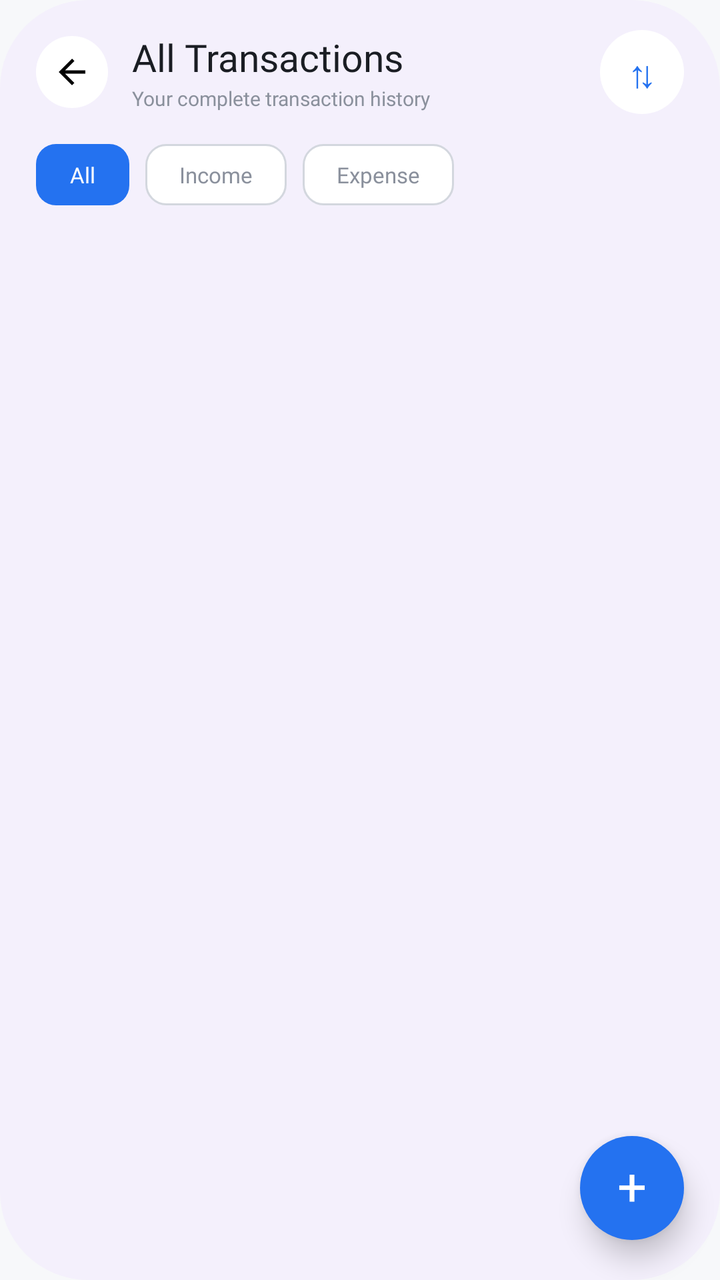
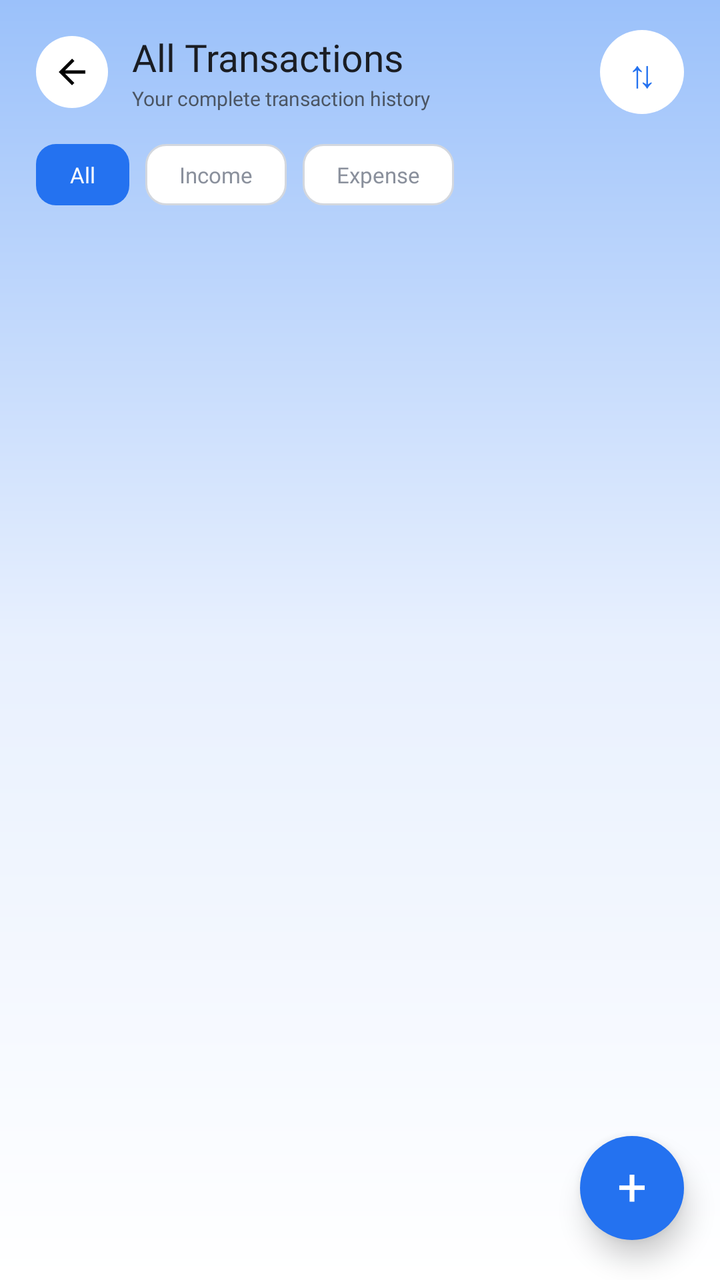

Compare the two renders of this Android layout. The source of the first and the diff that turns it into the second are given below.
<!-- AndroidManifest.xml: application theme Theme.ExpenceAndBudgetTracker -->
<!-- res/layout/activity_all_transactions.xml -->
<?xml version="1.0" encoding="utf-8"?>
<androidx.constraintlayout.widget.ConstraintLayout
    android:id="@+id/transactionRoot"
    xmlns:android="http://schemas.android.com/apk/res/android"
    xmlns:app="http://schemas.android.com/apk/res-auto"
    xmlns:tools="http://schemas.android.com/tools"
    android:layout_width="match_parent"
    android:layout_height="match_parent"
    android:background="@drawable/bg_phone_gradient">


    
    
    
    <LinearLayout
        android:id="@+id/topBar"
        android:layout_width="0dp"
        android:layout_height="72dp"
        android:orientation="horizontal"
        android:gravity="center_vertical"
        android:paddingHorizontal="18dp"
        app:layout_constraintTop_toTopOf="parent"
        app:layout_constraintStart_toStartOf="parent"
        app:layout_constraintEnd_toEndOf="parent">

        

        <include
            android:id="@+id/btnBack"
            layout="@layout/view_back_button"
            android:layout_width="36dp"
            android:layout_height="36dp" />


        

        <LinearLayout
            android:layout_width="0dp"
            android:layout_height="wrap_content"
            android:layout_weight="1"
            android:orientation="vertical"
            android:layout_marginStart="12dp">

            <TextView
                android:id="@+id/tvPageTitle"
                android:layout_width="wrap_content"
                android:layout_height="wrap_content"
                android:text="All Transactions"
                android:fontFamily="@font/dosis_extrabold"
                android:textColor="@color/neutral_900"
                android:textSize="19sp" />

            <TextView
                android:id="@+id/tvPageSubtitle"
                android:layout_width="wrap_content"
                android:layout_height="wrap_content"
                android:layout_marginTop="1dp"
                android:text="Your complete transaction history"
                android:fontFamily="@font/molengo_regular"
                android:textColor="@color/neutral_500"
                android:textSize="10sp" />

        </LinearLayout>


        

        <TextView
            android:id="@+id/btnFilterSort"
            android:layout_width="42dp"
            android:layout_height="42dp"
            android:background="@drawable/circle_bg_white"
            android:gravity="center"
            android:text="⇅"
            android:fontFamily="@font/dosis_bold"
            android:textColor="@color/primary_500"
            android:textSize="19sp"
            android:clickable="true"
            android:focusable="true"
            android:contentDescription="Filter and sort" />

    </LinearLayout>


    
    
    

    <HorizontalScrollView
        android:id="@+id/filterScroll"
        android:layout_width="0dp"
        android:layout_height="wrap_content"
        android:scrollbars="none"
        android:paddingStart="18dp"
        android:paddingEnd="18dp"
        android:clipToPadding="false"
        app:layout_constraintTop_toBottomOf="@id/topBar"
        app:layout_constraintStart_toStartOf="parent"
        app:layout_constraintEnd_toEndOf="parent">

        <LinearLayout
            android:layout_width="wrap_content"
            android:layout_height="wrap_content"
            android:orientation="horizontal"
            android:paddingBottom="14dp">

            
            <TextView
                android:id="@+id/filterAll"
                android:layout_width="wrap_content"
                android:layout_height="wrap_content"
                android:background="@drawable/bg_filter_selected"
                android:paddingHorizontal="17dp"
                android:paddingVertical="8dp"
                android:text="All"
                android:fontFamily="@font/dosis_semibold"
                android:textColor="@color/neutral_0"
                android:textSize="11sp"
                android:clickable="true"
                android:focusable="true" />

            
            <TextView
                android:id="@+id/filterIncome"
                android:layout_width="wrap_content"
                android:layout_height="wrap_content"
                android:layout_marginStart="8dp"
                android:background="@drawable/bg_filter_unselected"
                android:paddingHorizontal="17dp"
                android:paddingVertical="8dp"
                android:text="Income"
                android:fontFamily="@font/dosis_semibold"
                android:textColor="@color/neutral_500"
                android:textSize="11sp"
                android:clickable="true"
                android:focusable="true" />

            
            <TextView
                android:id="@+id/filterExpense"
                android:layout_width="wrap_content"
                android:layout_height="wrap_content"
                android:layout_marginStart="8dp"
                android:background="@drawable/bg_filter_unselected"
                android:paddingHorizontal="17dp"
                android:paddingVertical="8dp"
                android:text="Expense"
                android:fontFamily="@font/dosis_semibold"
                android:textColor="@color/neutral_500"
                android:textSize="11sp"
                android:clickable="true"
                android:focusable="true" />

        </LinearLayout>

    </HorizontalScrollView>


    
    
    

    <androidx.recyclerview.widget.RecyclerView
        android:id="@+id/rvAllTransactions"
        android:layout_width="0dp"
        android:layout_height="0dp"
        android:clipToPadding="false"
        android:paddingStart="18dp"
        android:paddingEnd="18dp"
        android:paddingBottom="95dp"
        android:scrollbars="vertical"
        app:layout_constraintTop_toBottomOf="@id/filterScroll"
        app:layout_constraintBottom_toBottomOf="parent"
        app:layout_constraintStart_toStartOf="parent"
        app:layout_constraintEnd_toEndOf="parent"
        tools:listitem="@layout/item_transaction_row" />


    
    
    

    <LinearLayout
        android:id="@+id/emptyState"
        android:layout_width="wrap_content"
        android:layout_height="wrap_content"
        android:orientation="vertical"
        android:gravity="center"
        android:visibility="gone"
        app:layout_constraintTop_toBottomOf="@id/filterScroll"
        app:layout_constraintBottom_toBottomOf="parent"
        app:layout_constraintStart_toStartOf="parent"
        app:layout_constraintEnd_toEndOf="parent">

        <TextView
            android:layout_width="52dp"
            android:layout_height="52dp"
            android:background="@drawable/bg_action_circle"
            android:gravity="center"
            android:text="+"
            android:fontFamily="@font/dosis_extrabold"
            android:textColor="@color/primary_500"
            android:textSize="24sp" />

        <TextView
            android:id="@+id/tvEmptyTitle"
            android:layout_width="wrap_content"
            android:layout_height="wrap_content"
            android:layout_marginTop="12dp"
            android:text="No transactions yet"
            android:fontFamily="@font/dosis_semibold"
            android:textColor="@color/neutral_900"
            android:textSize="16sp" />

        <TextView
            android:id="@+id/tvEmptyMessage"
            android:layout_width="wrap_content"
            android:layout_height="wrap_content"
            android:layout_marginTop="4dp"
            android:text="Your transactions will appear here."
            android:fontFamily="@font/molengo_regular"
            android:textColor="@color/neutral_500"
            android:textSize="11sp" />

    </LinearLayout>


    
    
    

    <TextView
        android:id="@+id/fabAddTransaction"
        android:layout_width="52dp"
        android:layout_height="52dp"
        android:layout_marginEnd="18dp"
        android:layout_marginBottom="20dp"
        android:background="@drawable/bg_fab_add"
        android:elevation="8dp"
        android:gravity="center"
        android:text="+"
        android:fontFamily="@font/dosis_extrabold"
        android:textColor="@color/neutral_0"
        android:textSize="26sp"
        android:includeFontPadding="false"
        android:clickable="true"
        android:focusable="true"
        android:contentDescription="Add transaction"
        app:layout_constraintBottom_toBottomOf="parent"
        app:layout_constraintEnd_toEndOf="parent" />


</androidx.constraintlayout.widget.ConstraintLayout>
<!-- res/layout/view_back_button.xml (included above) -->
<?xml version="1.0" encoding="utf-8"?>
<ImageView xmlns:android="http://schemas.android.com/apk/res/android"
    android:id="@+id/btnBack"
    android:layout_width="36dp"
    android:layout_height="36dp"
    android:padding="8dp"
    android:background="@drawable/circle_bg_white"
    android:src="@drawable/baseline_arrow_back_24"
    android:contentDescription="Back"
    android:clickable="true"
    android:focusable="true" />
<!-- res/layout/item_transaction_row.xml (included above) -->
<?xml version="1.0" encoding="utf-8"?>
<LinearLayout
    xmlns:android="http://schemas.android.com/apk/res/android"
    android:layout_width="match_parent"
    android:layout_height="wrap_content"
    android:orientation="horizontal"
    android:gravity="center_vertical"
    android:background="@drawable/bg_expense_row"

    android:padding="10dp"
    android:layout_marginBottom="10dp">

    <ImageView
        android:id="@+id/tvCategoryIcon"
        android:layout_width="42dp"
        android:layout_height="42dp"
        android:background="@drawable/bg_recent_transaction_icon"
        android:padding="10dp"
        android:scaleType="fitCenter"
        android:contentDescription="Category icon" />

    <LinearLayout
        android:layout_width="0dp"
        android:layout_height="wrap_content"
        android:layout_weight="1"
        android:orientation="vertical"
        android:layout_marginStart="12dp">

        <TextView
            android:id="@+id/tvTxnTitle"
            android:layout_width="wrap_content"
            android:layout_height="wrap_content"
            android:text="Groceries"
            android:fontFamily="@font/dosis_semibold"
            android:textColor="@color/neutral_900"
            android:textSize="14sp" />

        <TextView
            android:id="@+id/tvTxnSubtitle"
            android:layout_width="wrap_content"
            android:layout_height="wrap_content"
            android:text="via Cash"
            android:fontFamily="@font/molengo_regular"
            android:textColor="@color/neutral_500"
            android:textSize="11sp"
            android:layout_marginTop="1dp" />

    </LinearLayout>

    <TextView
        android:id="@+id/tvTxnAmount"
        android:layout_width="wrap_content"
        android:layout_height="wrap_content"
        android:text="-$50.00"
        android:textSize="14sp" />

</LinearLayout>
<!-- resources referenced by this layout -->
<resources>
  <color name="neutral_0">#FFFFFF</color>
  <color name="neutral_500">#8A909C</color>
  <color name="neutral_900">#1A1D23</color>
  <color name="primary_500">#2472F0</color>
  <!-- drawable baseline_arrow_back_24 (drawable) -->
  <vector xmlns:android="http://schemas.android.com/apk/res/android" android:autoMirrored="true" android:height="24dp" android:tint="#000000" android:viewportHeight="24" android:viewportWidth="24" android:width="24dp">
        
      <path android:fillColor="@android:color/black" android:pathData="M20,11H7.83l5.59,-5.59L12,4l-8,8 8,8 1.41,-1.41L7.83,13H20v-2z"/>
      
  </vector>
  <!-- drawable bg_action_circle (drawable) -->
  <?xml version="1.0" encoding="utf-8"?>
  <shape xmlns:android="http://schemas.android.com/apk/res/android" android:shape="oval">
      <solid android:color="@color/action_circle_bg" />
  </shape>
  <!-- drawable bg_expense_row (drawable) -->
  <?xml version="1.0" encoding="utf-8"?>
  <shape xmlns:android="http://schemas.android.com/apk/res/android" android:shape="rectangle">
      <solid android:color="@color/neutral_0" />
      <corners android:radius="16dp" />
  </shape>
  <!-- drawable bg_fab_add (drawable) -->
  <?xml version="1.0" encoding="utf-8"?>
  <shape xmlns:android="http://schemas.android.com/apk/res/android" android:shape="oval">
      <solid android:color="@color/primary_500" />
  </shape>
  <!-- drawable bg_filter_selected (drawable) -->
  <?xml version="1.0" encoding="utf-8"?>
  <shape xmlns:android="http://schemas.android.com/apk/res/android"
      android:shape="rectangle">
  
      <solid
          android:color="@color/primary_500" />
  
      <corners
          android:radius="10dp" />
  
  </shape>
  <!-- drawable bg_filter_unselected (drawable) -->
  <?xml version="1.0" encoding="utf-8"?>
  <shape xmlns:android="http://schemas.android.com/apk/res/android"
      android:shape="rectangle">
  
      <solid
          android:color="@color/neutral_0" />
  
      <stroke
          android:width="1dp"
          android:color="@color/neutral_300" />
  
      <corners
          android:radius="10dp" />
  
  </shape>
  <!-- drawable bg_phone_gradient (drawable) -->
  <?xml version="1.0" encoding="utf-8"?>
  <shape xmlns:android="http://schemas.android.com/apk/res/android"
      android:shape="rectangle">
      <solid android:color="#F4F0FC" />
      <corners android:radius="44dp" />
  </shape>
  <!-- drawable bg_recent_transaction_icon (drawable) -->
  <?xml version="1.0" encoding="utf-8"?>
  <shape xmlns:android="http://schemas.android.com/apk/res/android"
      android:shape="rectangle">
  
      
      <solid android:color="@color/primary_50" />
  
      
      <corners
          android:radius="10dp" />
  
  </shape>
  <!-- drawable circle_bg_white (drawable) -->
  <?xml version="1.0" encoding="utf-8"?>
  <shape xmlns:android="http://schemas.android.com/apk/res/android"
      android:shape="oval">
  
      <solid android:color="@color/neutral_0" />
  
  </shape>
  <color name="action_circle_bg">#F2EEFB</color>
  <color name="neutral_300">#D3D7DE</color>
  <color name="primary_50">#E8F0FE</color>
  <color name="primary_100">#C2D9FC</color>
  <color name="primary_900">#082456</color>
  <color name="accent_500">#FFA800</color>
  <color name="accent_100">#FFE9C2</color>
  <color name="accent_700">#CC8600</color>
  <color name="expense_red">#E5484D</color>
  <color name="background_light">@color/neutral_50</color>
  <color name="surface_light">@color/neutral_0</color>
  <color name="text_primary_light">@color/neutral_900</color>
  <color name="text_secondary_light">@color/neutral_700</color>
  <color name="primary_700">#1447A8</color>
  <color name="neutral_50">#F7F8FA</color>
  <color name="neutral_700">#4B5563</color>
  <!-- unchanged entries left out for length: 1 -->
</resources>

<!-- the commit's change to res/layout/activity_all_transactions.xml (unified diff, before → after) -->
@@ -6,7 +6,8 @@
     xmlns:tools="http://schemas.android.com/tools"
     android:layout_width="match_parent"
     android:layout_height="match_parent"
-    android:background="@drawable/bg_phone_gradient">
+    android:background="@drawable/gradient_header_bg"
+    >
 
 
     
@@ -57,7 +58,7 @@
                 android:layout_marginTop="1dp"
                 android:text="Your complete transaction history"
                 android:fontFamily="@font/molengo_regular"
-                android:textColor="@color/neutral_500"
+                android:textColor="@color/neutral_700"
                 android:textSize="10sp" />
 
         </LinearLayout>
@@ -272,12 +273,13 @@
     android:orientation="horizontal"
     android:gravity="center_vertical"
     android:background="@drawable/bg_expense_row"
-
     android:padding="10dp"
     android:layout_marginBottom="10dp">
 
+    
+
     <ImageView
-        android:id="@+id/tvCategoryIcon"
+        android:id="@+id/ivCategoryIcon"
         android:layout_width="42dp"
         android:layout_height="42dp"
         android:background="@drawable/bg_recent_transaction_icon"
@@ -285,6 +287,9 @@
         android:scaleType="fitCenter"
         android:contentDescription="Category icon" />
 
+
+    
+
     <LinearLayout
         android:layout_width="0dp"
         android:layout_height="wrap_content"
@@ -313,6 +318,9 @@
 
     </LinearLayout>
 
+
+    
+
     <TextView
         android:id="@+id/tvTxnAmount"
         android:layout_width="wrap_content"
@@ -320,4 +328,20 @@
         android:text="-$50.00"
         android:textSize="14sp" />
 
+
+    
+
+    <TextView
+        android:id="@+id/btnTransactionMore"
+        android:layout_width="36dp"
+        android:layout_height="42dp"
+        android:layout_marginStart="6dp"
+        android:gravity="center"
+        android:text="⋮"
+        android:textSize="24sp"
+        android:textColor="@color/neutral_500"
+        android:clickable="true"
+        android:focusable="true"
+        android:contentDescription="Transaction actions" />
+
 </LinearLayout>
<!-- resource entries referenced after the edit -->
@@ -54,13 +54,6 @@
           android:radius="10dp" />
   
   </shape>
-  <!-- drawable bg_phone_gradient (drawable) -->
-  <?xml version="1.0" encoding="utf-8"?>
-  <shape xmlns:android="http://schemas.android.com/apk/res/android"
-      android:shape="rectangle">
-      <solid android:color="#F4F0FC" />
-      <corners android:radius="44dp" />
-  </shape>
   <!-- drawable bg_recent_transaction_icon (drawable) -->
   <?xml version="1.0" encoding="utf-8"?>
   <shape xmlns:android="http://schemas.android.com/apk/res/android"
@@ -82,9 +75,20 @@
       <solid android:color="@color/neutral_0" />
   
   </shape>
+  <!-- drawable gradient_header_bg (drawable) -->
+  <?xml version="1.0" encoding="utf-8"?>
+  <shape xmlns:android="http://schemas.android.com/apk/res/android"
+      android:shape="rectangle">
+      <gradient
+          android:startColor="@color/primary_200"
+          android:centerColor="@color/primary_50"
+          android:endColor="@color/neutral_0"
+          android:angle="270" />
+  </shape>
   <color name="action_circle_bg">#F2EEFB</color>
   <color name="neutral_300">#D3D7DE</color>
   <color name="primary_50">#E8F0FE</color>
+  <color name="primary_200">#9BC1FA</color>
   <color name="primary_100">#C2D9FC</color>
   <color name="primary_900">#082456</color>
   <color name="accent_500">#FFA800</color>
